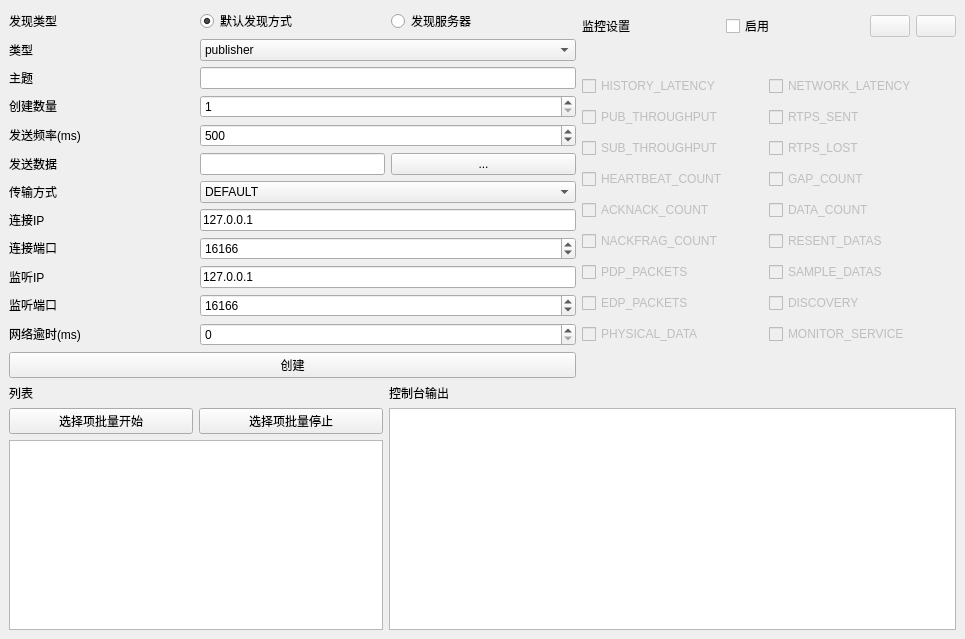
Old version of the form Easy-DDS-Test/EDTest/easyddstest.ui in the repository npr-martin/easydds.
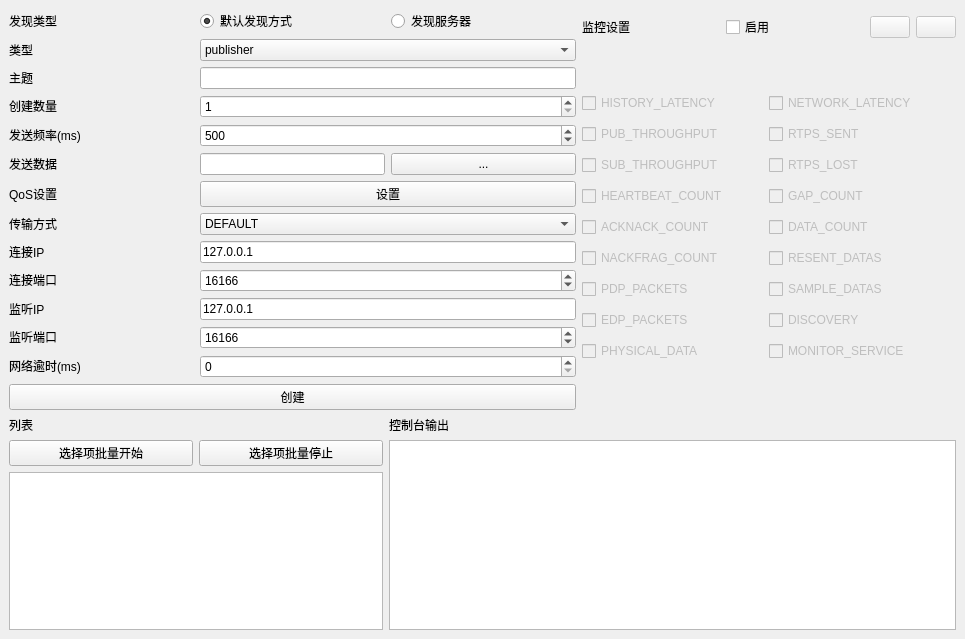
New version of the form. Icons and pictures are not drawn.

Commit message: @add qos config dialog

Diff of the .ui file:
```diff
--- a/Easy-DDS-Test/EDTest/easyddstest.ui
+++ b/Easy-DDS-Test/EDTest/easyddstest.ui
@@ -346,7 +346,7 @@
       <property name="spacing">
        <number>6</number>
       </property>
-      <item row="10" column="1" colspan="2">
+      <item row="11" column="1" colspan="2">
        <widget class="QLineEdit" name="leListenIP">
         <property name="text">
          <string>127.0.0.1</string>
@@ -369,20 +369,7 @@
         </property>
        </widget>
       </item>
-      <item row="8" column="0">
-       <widget class="QLabel" name="lblIP">
-        <property name="sizePolicy">
-         <sizepolicy hsizetype="Preferred" vsizetype="Fixed">
-          <horstretch>0</horstretch>
-          <verstretch>0</verstretch>
-         </sizepolicy>
-        </property>
-        <property name="text">
-         <string>连接IP</string>
-        </property>
-       </widget>
-      </item>
-      <item row="12" column="0">
+      <item row="13" column="0">
        <widget class="QLabel" name="lblTimeout">
         <property name="sizePolicy">
          <sizepolicy hsizetype="Preferred" vsizetype="Fixed">
@@ -395,6 +382,19 @@
         </property>
        </widget>
       </item>
+      <item row="9" column="0">
+       <widget class="QLabel" name="lblIP">
+        <property name="sizePolicy">
+         <sizepolicy hsizetype="Preferred" vsizetype="Fixed">
+          <horstretch>0</horstretch>
+          <verstretch>0</verstretch>
+         </sizepolicy>
+        </property>
+        <property name="text">
+         <string>连接IP</string>
+        </property>
+       </widget>
+      </item>
       <item row="1" column="1" colspan="2">
        <widget class="QComboBox" name="comboBox">
         <item>
@@ -416,7 +416,20 @@
         </property>
        </widget>
       </item>
-      <item row="8" column="1" colspan="2">
+      <item row="0" column="0">
+       <widget class="QLabel" name="label_11">
+        <property name="sizePolicy">
+         <sizepolicy hsizetype="Preferred" vsizetype="Fixed">
+          <horstretch>0</horstretch>
+          <verstretch>0</verstretch>
+         </sizepolicy>
+        </property>
+        <property name="text">
+         <string>发现类型</string>
+        </property>
+       </widget>
+      </item>
+      <item row="9" column="1" colspan="2">
        <widget class="QLineEdit" name="leIP">
         <property name="text">
          <string>127.0.0.1</string>
@@ -426,20 +439,7 @@
         </property>
        </widget>
       </item>
-      <item row="11" column="0">
-       <widget class="QLabel" name="lblListenPort">
-        <property name="sizePolicy">
-         <sizepolicy hsizetype="Preferred" vsizetype="Fixed">
-          <horstretch>0</horstretch>
-          <verstretch>0</verstretch>
-         </sizepolicy>
-        </property>
-        <property name="text">
-         <string>监听端口</string>
-        </property>
-       </widget>
-      </item>
-      <item row="12" column="1" colspan="2">
+      <item row="13" column="1" colspan="2">
        <widget class="QSpinBox" name="sbTimeout">
         <property name="maximum">
          <number>9999999</number>
@@ -449,7 +449,27 @@
         </property>
        </widget>
       </item>
-      <item row="9" column="0">
+      <item row="12" column="0">
+       <widget class="QLabel" name="lblListenPort">
+        <property name="sizePolicy">
+         <sizepolicy hsizetype="Preferred" vsizetype="Fixed">
+          <horstretch>0</horstretch>
+          <verstretch>0</verstretch>
+         </sizepolicy>
+        </property>
+        <property name="text">
+         <string>监听端口</string>
+        </property>
+       </widget>
+      </item>
+      <item row="0" column="2">
+       <widget class="QRadioButton" name="radioButton_2">
+        <property name="text">
+         <string>发现服务器</string>
+        </property>
+       </widget>
+      </item>
+      <item row="10" column="0">
        <widget class="QLabel" name="lblPort">
         <property name="sizePolicy">
          <sizepolicy hsizetype="Preferred" vsizetype="Fixed">
@@ -472,7 +492,7 @@
       <item row="2" column="1" colspan="2">
        <widget class="QLineEdit" name="leTopic"/>
       </item>
-      <item row="11" column="1" colspan="2">
+      <item row="12" column="1" colspan="2">
        <widget class="QSpinBox" name="sbListenPort">
         <property name="maximum">
          <number>65535</number>
@@ -482,7 +502,7 @@
         </property>
        </widget>
       </item>
-      <item row="15" column="0" colspan="3">
+      <item row="16" column="0" colspan="3">
        <widget class="QPushButton" name="pushButton">
         <property name="text">
          <string>创建</string>
@@ -515,7 +535,7 @@
         </property>
        </widget>
       </item>
-      <item row="10" column="0">
+      <item row="11" column="0">
        <widget class="QLabel" name="lblListenIP">
         <property name="sizePolicy">
          <sizepolicy hsizetype="Preferred" vsizetype="Fixed">
@@ -528,7 +548,17 @@
         </property>
        </widget>
       </item>
-      <item row="9" column="1" colspan="2">
+      <item row="0" column="1">
+       <widget class="QRadioButton" name="radioButton">
+        <property name="text">
+         <string>默认发现方式</string>
+        </property>
+        <property name="checked">
+         <bool>true</bool>
+        </property>
+       </widget>
+      </item>
+      <item row="10" column="1" colspan="2">
        <widget class="QSpinBox" name="sbPort">
         <property name="maximum">
          <number>65535</number>
@@ -551,7 +581,7 @@
         </property>
        </widget>
       </item>
-      <item row="6" column="1" colspan="2">
+      <item row="7" column="1" colspan="2">
        <widget class="QComboBox" name="cmbTransKind">
         <item>
          <property name="text">
@@ -621,7 +651,7 @@
         </property>
        </widget>
       </item>
-      <item row="6" column="0">
+      <item row="7" column="0">
        <widget class="QLabel" name="lblTransKind">
         <property name="sizePolicy">
          <sizepolicy hsizetype="Preferred" vsizetype="Fixed">
@@ -647,8 +677,8 @@
         </property>
        </widget>
       </item>
-      <item row="0" column="0">
-       <widget class="QLabel" name="label_11">
+      <item row="6" column="0">
+       <widget class="QLabel" name="label_3">
         <property name="sizePolicy">
          <sizepolicy hsizetype="Preferred" vsizetype="Fixed">
           <horstretch>0</horstretch>
@@ -656,24 +686,14 @@
          </sizepolicy>
         </property>
         <property name="text">
-         <string>发现类型</string>
+         <string>QoS设置</string>
         </property>
        </widget>
       </item>
-      <item row="0" column="1">
-       <widget class="QRadioButton" name="radioButton">
+      <item row="6" column="1" colspan="2">
+       <widget class="QPushButton" name="pushButton_7">
         <property name="text">
-         <string>默认发现方式</string>
-        </property>
-        <property name="checked">
-         <bool>true</bool>
-        </property>
-       </widget>
-      </item>
-      <item row="0" column="2">
-       <widget class="QRadioButton" name="radioButton_2">
-        <property name="text">
-         <string>发现服务器</string>
+         <string>设置</string>
         </property>
        </widget>
       </item>
```
The commit also changes 6 other files.
